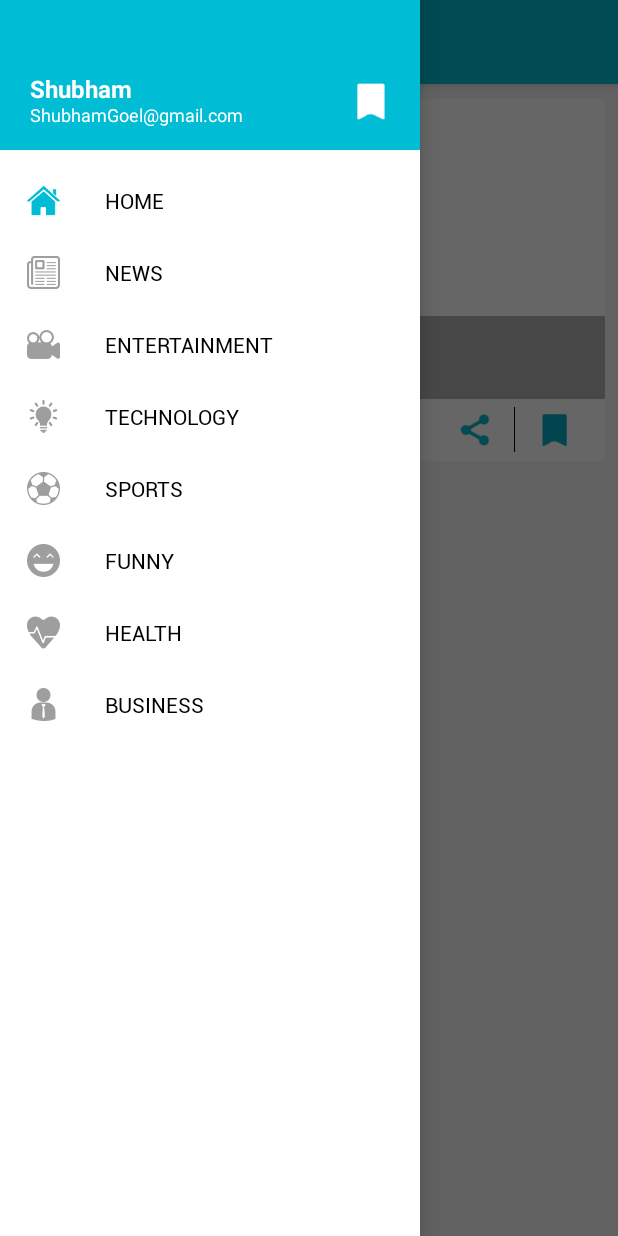
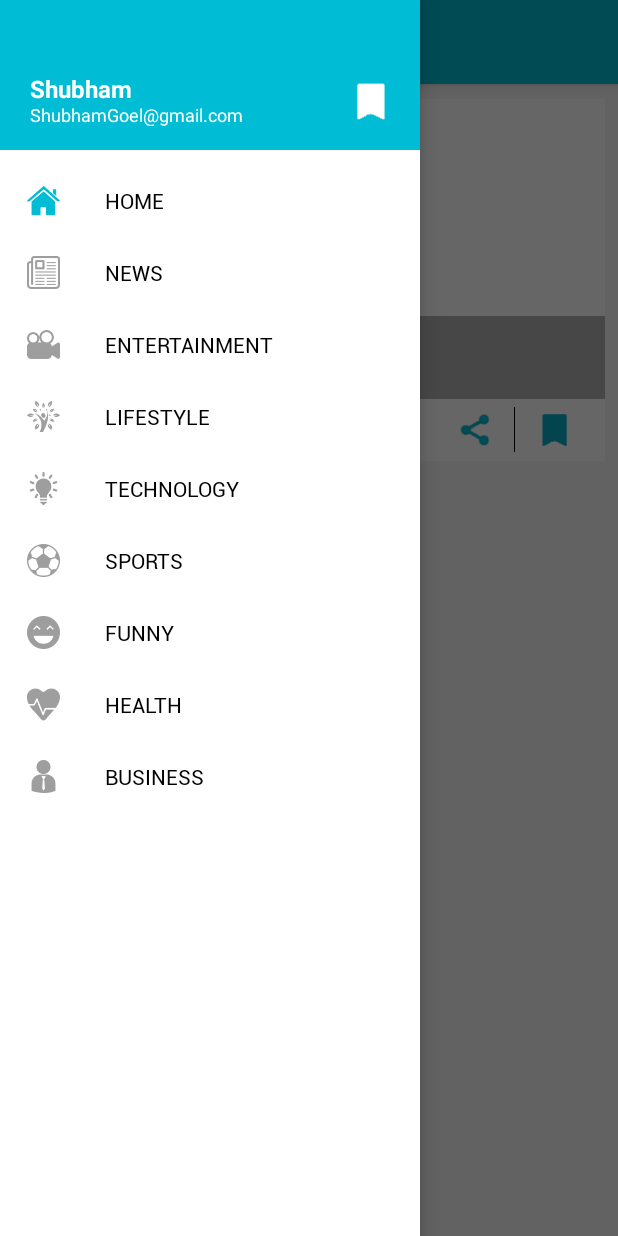
Before and after one commit to Shubham1992/FeedBoard, an Android app: the screen it shows after launch (MainActivity), with the side drawer open, on a phone screen of 412 x 824 dp. Run offline under Robolectric (Android 15) with nearby library versions, the phone set to English and light mode, and no system bars; our stand-ins replace Volley; network calls fail.

Commit message:
lifestyle class added

```diff
--- a/FeedBoard/app/src/main/java/in/feedboard/activities/DoubleDrawerActivity.java
+++ b/FeedBoard/app/src/main/java/in/feedboard/activities/DoubleDrawerActivity.java
@@ -97,6 +97,8 @@ public class DoubleDrawerActivity extends ActionBarActivity implements SwipeRefr
     private Fragment sportsFragment;
     private TextView toolbartitle;
     private ImageView btnShare;
+    private Button btnLifestyle;
+    private Fragment lifestyleFragment;
 
     @Override
 	protected void onCreate(Bundle savedInstanceState) {
@@ -408,6 +410,25 @@ public class DoubleDrawerActivity extends ActionBarActivity implements SwipeRefr
             }
         });
 
+        btnLifestyle = (Button) findViewById(R.id.lifestyle);
+        btnLifestyle.setOnClickListener(new View.OnClickListener()
+        {
+            @Override
+            public void onClick(View view)
+            {
+                //clear all fragments function
+                clearAllFragments();
+
+                lifestyleFragment = new Lifestyle();
+                vgCntnr.setVisibility(View.GONE);
+
+                getSupportFragmentManager().beginTransaction()
+                        .add(R.id.fragmentHolder, lifestyleFragment).commit();
+                mDrawerLayout.closeDrawers();
+                toolbartitle.setText("Lifestyle");
+            }
+        });
+
         Typeface custom_font = Typeface.createFromAsset(getAssets(), "fonts/Roboto-Regular.ttf");
 
 		btnHome.setTypeface(custom_font);
@@ -418,6 +439,7 @@ public class DoubleDrawerActivity extends ActionBarActivity implements SwipeRefr
         btnSports.setTypeface(custom_font);
         btnHealth.setTypeface(custom_font);
         btnBusiness.setTypeface(custom_font);
+        btnLifestyle.setTypeface(custom_font);
 
 
 
--- a/FeedBoard/app/src/main/java/in/feedboard/adapter/RVAdapter.java
+++ b/FeedBoard/app/src/main/java/in/feedboard/adapter/RVAdapter.java
@@ -5,6 +5,7 @@ import android.content.ActivityNotFoundException;
 import android.content.Context;
 import android.content.Intent;
 import android.graphics.Bitmap;
+import android.graphics.Typeface;
 import android.os.Build;
 import android.support.v7.widget.CardView;
 import android.support.v7.widget.RecyclerView;
@@ -66,6 +67,9 @@ public class RVAdapter extends RecyclerView.Adapter<RVAdapter.TrendViewHolder>{
             imgMain = (ImageView)itemView.findViewById(R.id.imgMain);
             tempImg = (ImageView)itemView.findViewById(R.id.tempimg);
             tvheadline = (TextView)itemView.findViewById(R.id.tvHeadline);
+            Typeface custom_font = Typeface.createFromAsset(context.getAssets(), "fonts/Roboto-Medium.ttf");
+
+            tvheadline.setTypeface(custom_font);
 
         }
     }
--- a/FeedBoard/app/src/main/java/in/feedboard/utils/Const.java
+++ b/FeedBoard/app/src/main/java/in/feedboard/utils/Const.java
@@ -9,9 +9,9 @@ public class Const {
     public static final String URL_HEALTH = "http://www.feedboard.in/api/health.php";
 	public static final String URL_TECH = "http://www.feedboard.in/api/technology.php";
 	public static final String URL_FUNNY = "http://www.feedboard.in/api/funny.php";
+	public static final String URL_LIFESTYLE = "http://www.feedboard.in/api/lifestyle.php";
+
 	public static final String URL_ID = "http://www.feedboard.in/api/particularstory.php";
 	public static final String URL_HEADLINES = "http://www.feedboard.in/api/headlines.php";
-	public static final String URL_JSON_ARRAY = "http://api.androidhive.info/volley/person_array.json";
-	public static final String URL_STRING_REQ = "http://api.androidhive.info/volley/string_response.html";
-	public static final String URL_IMAGE = "http://api.androidhive.info/volley/volley-image.jpg";
+
 }
--- a/FeedBoard/app/src/main/res/layout/cards_for_staggered.xml
+++ b/FeedBoard/app/src/main/res/layout/cards_for_staggered.xml
@@ -84,10 +84,11 @@
 				android:text="Some description that may be around three lines long"
 				android:padding="10dp"
 				android:textSize="14dp"
-				android:textStyle="bold"
+				android:textStyle="normal"
 				android:id="@+id/tvHeadline"
 				android:layout_weight=".3"
 				android:textColor="#000000"
+
 				/>
 <LinearLayout
 	android:layout_width="fill_parent"
--- a/FeedBoard/app/src/main/res/layout/full_details.xml
+++ b/FeedBoard/app/src/main/res/layout/full_details.xml
@@ -83,16 +83,20 @@
 			android:text="........."
 			android:padding="10dp"
 			android:textColor="#000000"
-			android:id="@+id/tvHeadline"/>
+			android:id="@+id/tvHeadline"
+			android:textStyle="bold"
+			android:textSize="15dp"/>
 		<TextView
 			android:layout_width="match_parent"
 			android:layout_height="wrap_content"
 			android:id="@+id/tvDetails"
 			android:background="#ffffff"
 			android:padding="10dp"
+			android:text=".................. "
 			android:elevation="5dp"
 			android:textColor="#000000"
 			android:textSize="15dp"
+			android:typeface="serif"
 			/>
 	</LinearLayout>
 </android.support.v4.widget.NestedScrollView>
--- a/FeedBoard/app/src/main/res/layout/left_drawer.xml
+++ b/FeedBoard/app/src/main/res/layout/left_drawer.xml
@@ -144,6 +144,36 @@
             />
 
     </FrameLayout>
+
+        <FrameLayout
+            android:layout_width="fill_parent"
+            android:layout_height="wrap_content">
+            <Button
+                android:layout_width="match_parent"
+                android:layout_height="wrap_content"
+                android:text="Lifestyle"
+                android:paddingLeft="20dp"
+                android:paddingTop="10dp"
+                android:paddingBottom="10dp"
+                android:textColor="@color/black"
+                android:id="@+id/lifestyle"
+                android:background="#ffffff"
+                android:gravity="center|left"
+                android:layout_marginLeft="50dp"
+                style="?android:attr/borderlessButtonStyle"
+                />
+            <ImageView
+
+                android:layout_width="22dp"
+                android:layout_height="22dp"
+                android:layout_gravity="left|center"
+                android:background="@drawable/lifestyle"
+                android:layout_marginLeft="18dp"
+
+                />
+
+        </FrameLayout>
+
     <FrameLayout
         android:layout_width="fill_parent"
         android:layout_height="wrap_content">
```
Also changed, not shown: FeedBoard/app/src/main/java/in/feedboard/activities/Lifestyle.java (added, +121 -0 lines), FeedBoard/app/src/main/res/layout/lifestyle.xml (added, +17 -0 lines), FeedBoard/app/src/main/res/drawable/lifestyle.png (added), 59 other files.
